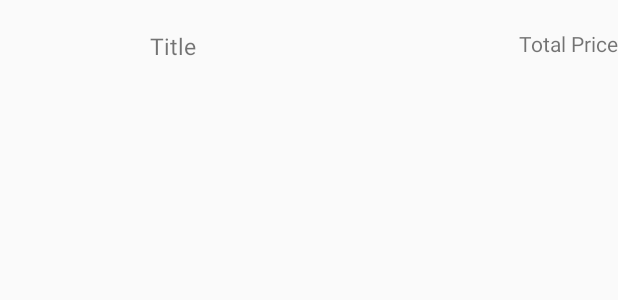
After one commit to heet05/DhobiJunction3, an Android app: the layout order_main_details.xml on its own in the app's theme, with its tools: preview values and no code run, on a phone screen of 412 x 824 dp. The commit adds this screen. Shown: the top 300 px of the screen. Run offline under Robolectric (Android 15) with nearby library versions, the phone set to English and light mode, and no system bars.

Commit message:
new add thig

```diff
--- /dev/null
+++ b/app/src/main/res/layout/order_main_details.xml
@@ -0,0 +1,54 @@
+<?xml version="1.0" encoding="utf-8"?>
+<androidx.constraintlayout.widget.ConstraintLayout xmlns:android="http://schemas.android.com/apk/res/android"
+    android:layout_width="match_parent"
+    android:layout_height="wrap_content"
+    xmlns:app="http://schemas.android.com/apk/res-auto">
+    <LinearLayout
+        android:layout_width="match_parent"
+        android:layout_height="wrap_content"
+        android:orientation="horizontal"
+        android:weightSum="2"
+        app:layout_constraintTop_toTopOf="parent"
+        >
+        <LinearLayout
+            android:layout_weight="1"
+            android:layout_width="match_parent"
+            android:layout_height="wrap_content"
+            android:orientation="horizontal">
+            <RelativeLayout
+                android:layout_width="match_parent"
+                android:layout_height="wrap_content">
+                <ImageView
+                    android:layout_marginLeft="20dp"
+
+                    android:layout_width="70dp"
+                    android:layout_height="70dp"
+                    android:id="@+id/Order_Mdetail_image"/>
+
+                <TextView
+                    android:layout_marginLeft="10dp"
+                    android:layout_toRightOf="@id/Order_Mdetail_image"
+                    android:id="@+id/Order_Mdetail_title"
+                    android:layout_marginTop="20dp"
+                    android:textSize="15dp"
+                    android:text="Title"
+                    android:layout_width="wrap_content"
+                    android:layout_height="wrap_content"/>
+
+
+                <TextView
+                    android:id="@+id/Order_Mdetail_price"
+                    android:layout_width="wrap_content"
+                    android:layout_height="wrap_content"
+                    android:layout_alignParentRight="true"
+                    android:layout_marginTop="@dimen/_15sdp"
+                    android:layout_alignRight="@id/Order_Mdetail_title"
+
+                    android:text="Total Price" />
+
+            </RelativeLayout>
+        </LinearLayout>
+
+    </LinearLayout>
+
+</androidx.constraintlayout.widget.ConstraintLayout>
```
Also changed, not shown: app/src/main/java/com/example/dhobijunction/activity/OrderDetaliActivity.java (+12 -11 lines), app/src/main/java/com/example/dhobijunction/adapter/OrderDetaliAdapter.java (+30 -28 lines).
